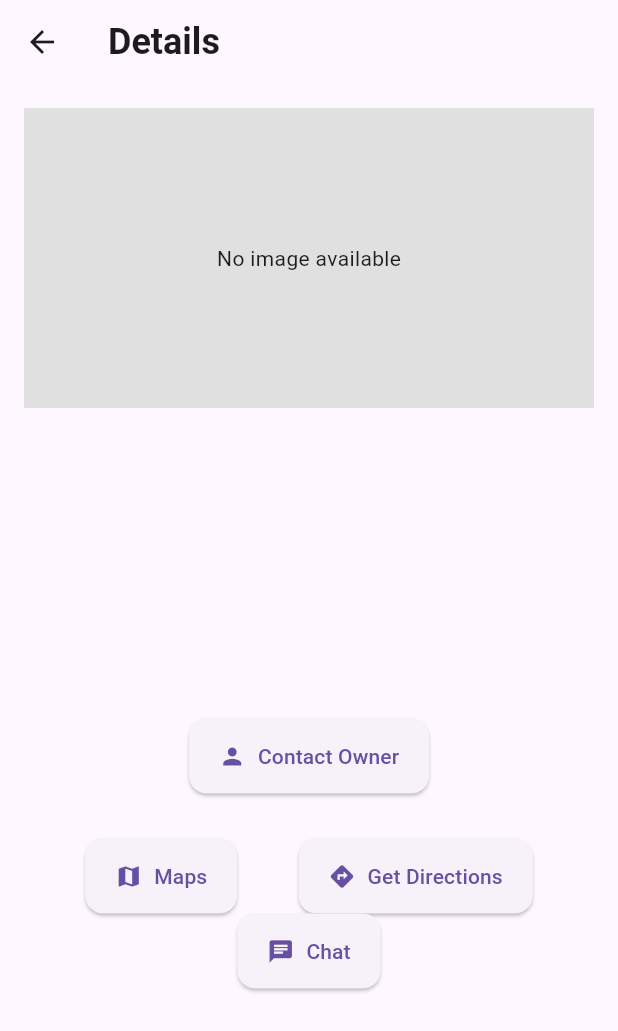
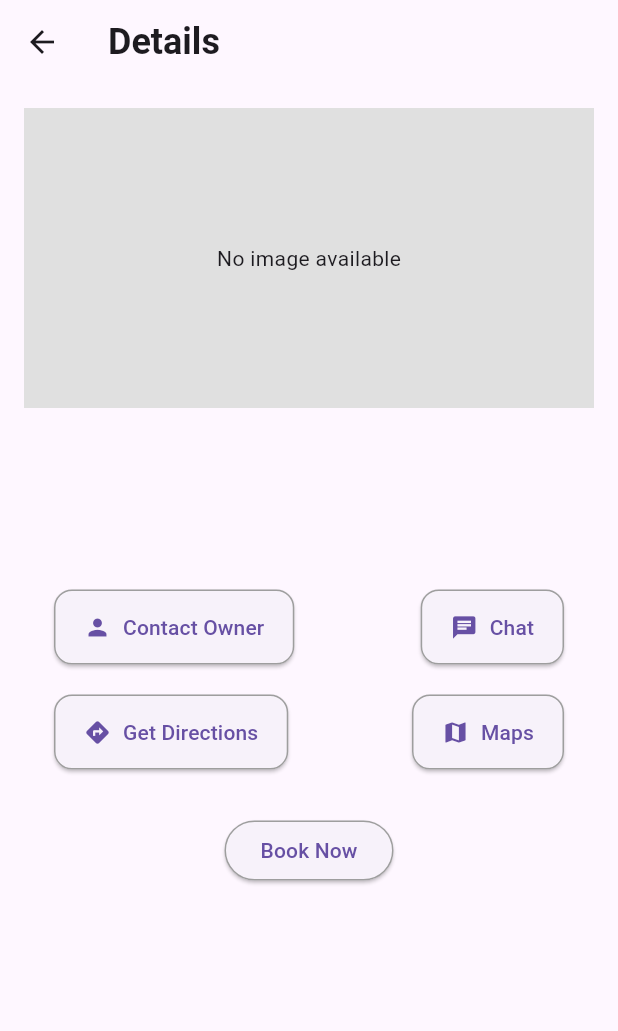
Before and after one commit to raveens9/roofmate, a Flutter app: the detailsPage screen opened directly with empty values, on a phone screen of 412 x 824 dp. Shown: the top 1031 px of the screen. Run offline on Flutter 3.47's test engine with Material 3 defaults, Android fonts, the phone set to English and light mode, and no system bars; our stand-ins replace cloud_firestore, dash_chat_2, firebase_auth, firebase_core, firebase_storage, get_it and 2 more; accounts and stored records are empty; network calls fail.

Commit message:
Details UI

```diff
--- a/lib/pages/detailsPage.dart
+++ b/lib/pages/detailsPage.dart
@@ -7,8 +7,8 @@ import 'package:roofmate/pages/chat_page.dart';
 import 'package:roofmate/pages/map.dart';
 import 'package:roofmate/pages/mapDirection.dart';
 import 'package:roofmate/services/database_service.dart';
-import 'map.dart';
 import 'package:roofmate/pages/posterDetailsPage.dart';
+import 'package:roofmate/pages/payment_handler.dart';
 
 
 class detailsPage extends StatelessWidget {
@@ -82,25 +82,16 @@ class detailsPage extends StatelessWidget {
                     style: TextStyle(fontSize: 16),
                     textAlign: TextAlign.justify,
                   ),
-                  SizedBox(height: 20),
-                  Text(
-                    description,
-                    style: TextStyle(fontSize: 16),
-                    textAlign: TextAlign.justify,
-                  ),
 
-                  SizedBox(height: 20),
-                  Text(
-                    description,
-                    style: TextStyle(fontSize: 16),
-                    textAlign: TextAlign.justify,
-                  ),
 
                   SizedBox(height: 20),
                   Column(
                     children: [Padding(
-                      padding: const EdgeInsets.fromLTRB(0, 10, 0, 30),
-                      child: ElevatedButton.icon(
+                      padding: const EdgeInsets.fromLTRB(20, 10, 20, 10),
+                      child: Row(
+                        mainAxisAlignment: MainAxisAlignment.spaceBetween,
+                        children: [
+                          ElevatedButton.icon(
                             icon: Icon(Icons.person),
                             label: Text('Contact Owner'),
                             onPressed: () {
@@ -114,47 +105,14 @@ class detailsPage extends StatelessWidget {
                             style: ElevatedButton.styleFrom(
                               padding: EdgeInsets.symmetric(horizontal: 20, vertical: 15),
                               shape: RoundedRectangleBorder(borderRadius: BorderRadius.circular(12)),
+                              side: const BorderSide(
+                                color: Colors.grey,
+                                width: 1,
                               ),
                             ),
                           ),
-                      Row(
-                        mainAxisAlignment: MainAxisAlignment.spaceEvenly,
-                        children: [
-                          ElevatedButton.icon(
-                            icon: Icon(Icons.map),
-                            label: Text('Maps'),
-                            onPressed: () {
-                              Navigator.push(
-                                context,
-                                MaterialPageRoute(
-                                  builder: (context) => MapPage(documentId: documentId),
-                                ),
-                              );
-                            },
-                            style: ElevatedButton.styleFrom(
-                              padding: EdgeInsets.symmetric(horizontal: 20, vertical: 15),
-                              shape: RoundedRectangleBorder(borderRadius: BorderRadius.circular(12)),
-                            ),
-                          ),
-                          ElevatedButton.icon(
-                            icon: Icon(Icons.directions),
-                            label: Text('Get Directions'),
-                            onPressed: () {
-                              Navigator.push(
-                                context,
-                                MaterialPageRoute(
-                                  builder: (context) => MapDirection(documentId: documentId),
-                                ),
-                              );
-                            },
-                            style: ElevatedButton.styleFrom(
-                              padding: EdgeInsets.symmetric(horizontal: 20, vertical: 15),
-                              shape: RoundedRectangleBorder(borderRadius: BorderRadius.circular(12)),
-                            ),
-                          ),
-                          // Text(data)
-                        ],
-                      ),
+                          SizedBox(width: 20,),
+
                           ElevatedButton.icon(
                             icon: Icon(Icons.chat),
                             label: Text('Chat'),
@@ -218,9 +176,85 @@ class detailsPage extends StatelessWidget {
                             style: ElevatedButton.styleFrom(
                               padding: EdgeInsets.symmetric(horizontal: 20, vertical: 15),
                               shape: RoundedRectangleBorder(borderRadius: BorderRadius.circular(12)),
+                              side: const BorderSide(
+                                color: Colors.grey,
+                                width: 1,
+                              ),
+                            ),
+                          ),
+                        ],
+                      ),
+                    ),
+                      Padding(
+                        padding: const EdgeInsets.fromLTRB(20, 10, 20, 10),
+                        child: Row(
+                          mainAxisAlignment: MainAxisAlignment.spaceBetween,
+                          children: [
+                            ElevatedButton.icon(
+                              icon: Icon(Icons.directions),
+                              label: Text('Get Directions'),
+                              onPressed: () {
+                                Navigator.push(
+                                  context,
+                                  MaterialPageRoute(
+                                    builder: (context) => MapDirection(documentId: documentId),
+                                  ),
+                                );
+                              },
+                              style: ElevatedButton.styleFrom(
+                                padding: EdgeInsets.symmetric(horizontal: 20, vertical: 15),
+                                shape: RoundedRectangleBorder(borderRadius: BorderRadius.circular(12)),
+                                side: const BorderSide(
+                                  color: Colors.grey,
+                                  width: 1,
+                                ),
+                              ),
+                            ),
+                            ElevatedButton.icon(
+                              icon: Icon(Icons.map),
+                              label: Text('Maps'),
+                              onPressed: () {
+                                Navigator.push(
+                                  context,
+                                  MaterialPageRoute(
+                                    builder: (context) => MapPage(documentId: documentId),
+                                  ),
+                                );
+                              },
+                              style: ElevatedButton.styleFrom(
+                                padding: EdgeInsets.symmetric(horizontal: 20, vertical: 15),
+                                shape: RoundedRectangleBorder(borderRadius: BorderRadius.circular(12)),
+                                side: const BorderSide(
+                                  color: Colors.grey,
+                                  width: 1,
+                                ),
                               ),
                             ),
 
+                            // Text(data)
+                          ],
+                        ),
+                      ),
+                      Padding(
+                        padding: const EdgeInsets.fromLTRB(0, 20, 0, 0),
+                        child: ElevatedButton(
+                          onPressed: () {
+                            Navigator.push(
+                              context,
+                              MaterialPageRoute(
+                                builder: (context) => PaymentHandler(hotel: data),
+                              ),
+                            );
+                          },
+                          style: ElevatedButton.styleFrom(
+                            side: const BorderSide(
+                              color: Colors.grey,
+                              width: 1,
+                            ),
+                          ),
+                          child: const Text("Book Now"),
+                        ),
+                      ),
                     ],
                   ),
                 ],
--- a/lib/pages/register_page.dart
+++ b/lib/pages/register_page.dart
@@ -99,9 +99,8 @@ class _RegisterPageState extends State<RegisterPage> {
         if (profilePicURL != null) {
           // Add user details to Firestore (Users collection) with 'uid' as the document ID
           await FirebaseFirestore.instance
-            .collection('Users')
-            .doc(userCredential.user!.uid)
-
+              .collection('Users') // This is for the owner collection
+              .doc(userId) // Using 'uid' as the document ID
               .set({
             'userId': userId,
             'username': displayNameController.text,
```
Also changed, not shown: pubspec.lock, 1 other file. Lines whose indentation alone changed are shown as unchanged.
